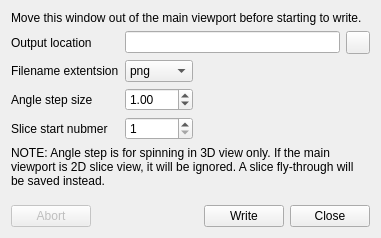
freesurfer/freesurfer, file freeview/DialogWriteMovieFrames.ui: the form before one commit.
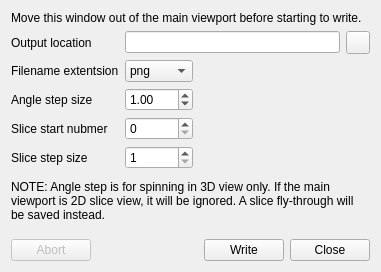
The form after the commit. Icons and pictures are not drawn.

```diff
--- a/freeview/DialogWriteMovieFrames.ui
+++ b/freeview/DialogWriteMovieFrames.ui
@@ -6,8 +6,8 @@
    <rect>
     <x>0</x>
     <y>0</y>
-    <width>408</width>
-    <height>274</height>
+    <width>426</width>
+    <height>328</height>
    </rect>
   </property>
   <property name="windowTitle">
@@ -109,19 +109,6 @@
        </property>
       </widget>
      </item>
-     <item row="2" column="2">
-      <spacer name="horizontalSpacer_3">
-       <property name="orientation">
-        <enum>Qt::Horizontal</enum>
-       </property>
-       <property name="sizeHint" stdset="0">
-        <size>
-         <width>0</width>
-         <height>0</height>
-        </size>
-       </property>
-      </spacer>
-     </item>
      <item row="2" column="1">
       <widget class="QDoubleSpinBox" name="doubleSpinBoxAngleStep">
        <property name="decimals">
@@ -146,7 +133,27 @@
       </widget>
      </item>
      <item row="3" column="1">
-      <widget class="QSpinBox" name="spinBox">
+      <widget class="QSpinBox" name="spinBoxSliceStart">
+       <property name="minimum">
+        <number>0</number>
+       </property>
+       <property name="maximum">
+        <number>100</number>
+       </property>
+       <property name="value">
+        <number>0</number>
+       </property>
+      </widget>
+     </item>
+     <item row="4" column="0">
+      <widget class="QLabel" name="labelSliceStep">
+       <property name="text">
+        <string>Slice step size</string>
+       </property>
+      </widget>
+     </item>
+     <item row="4" column="1">
+      <widget class="QSpinBox" name="spinBoxSliceStep">
        <property name="minimum">
         <number>1</number>
        </property>
@@ -157,6 +164,22 @@
      </item>
     </layout>
    </item>
+   <item>
+    <spacer name="verticalSpacer_2">
+     <property name="orientation">
+      <enum>Qt::Vertical</enum>
+     </property>
+     <property name="sizeType">
+      <enum>QSizePolicy::Fixed</enum>
+     </property>
+     <property name="sizeHint" stdset="0">
+      <size>
+       <width>20</width>
+       <height>5</height>
+      </size>
+     </property>
+    </spacer>
+   </item>
    <item>
     <widget class="QLabel" name="label_4">
      <property name="text">
```
Left out of the diff: 77 changed lines with no effect on the pictures.
